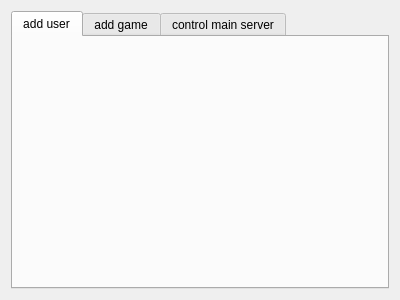
This is MainClient/gui/widgetadmin/jwidgetadmin.ui in stareven/Dlut-Game-Platform as Qt 5 draws it before an edit. The edited form follows.
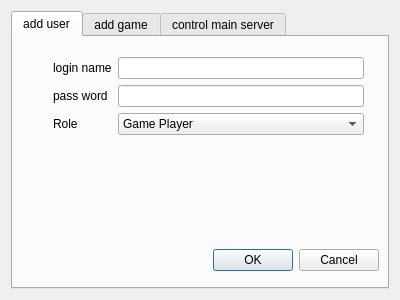
This is the edited form. The open tabs and pages were chosen to show the change.

Commit message: add "add user" in admin dialog

Patch:
```diff
--- a/MainClient/gui/widgetadmin/jwidgetadmin.ui
+++ b/MainClient/gui/widgetadmin/jwidgetadmin.ui
@@ -23,6 +23,106 @@
       <attribute name="title">
        <string>add user</string>
       </attribute>
+      <widget class="QWidget" name="formLayoutWidget">
+       <property name="geometry">
+        <rect>
+         <x>40</x>
+         <y>20</y>
+         <width>311</width>
+         <height>111</height>
+        </rect>
+       </property>
+       <layout class="QFormLayout" name="formLayout">
+        <item row="0" column="0">
+         <widget class="QLabel" name="lab_loginname">
+          <property name="text">
+           <string>login name</string>
+          </property>
+         </widget>
+        </item>
+        <item row="1" column="0">
+         <widget class="QLabel" name="lab_password">
+          <property name="text">
+           <string>pass word</string>
+          </property>
+         </widget>
+        </item>
+        <item row="2" column="0">
+         <widget class="QLabel" name="lab_role">
+          <property name="text">
+           <string>Role</string>
+          </property>
+         </widget>
+        </item>
+        <item row="0" column="1">
+         <widget class="QLineEdit" name="edt_loginname"/>
+        </item>
+        <item row="1" column="1">
+         <widget class="QLineEdit" name="edt_password"/>
+        </item>
+        <item row="2" column="1">
+         <widget class="QComboBox" name="cb_role">
+          <item>
+           <property name="text">
+            <string>Game Player</string>
+           </property>
+          </item>
+          <item>
+           <property name="text">
+            <string>Game Designer</string>
+           </property>
+          </item>
+          <item>
+           <property name="text">
+            <string>Game Server Runner</string>
+           </property>
+          </item>
+          <item>
+           <property name="text">
+            <string>Admin</string>
+           </property>
+          </item>
+          <item>
+           <property name="text">
+            <string>Root</string>
+           </property>
+          </item>
+         </widget>
+        </item>
+       </layout>
+      </widget>
+      <widget class="QLabel" name="lab_msg">
+       <property name="geometry">
+        <rect>
+         <x>40</x>
+         <y>140</y>
+         <width>311</width>
+         <height>51</height>
+        </rect>
+       </property>
+       <property name="text">
+        <string/>
+       </property>
+       <property name="alignment">
+        <set>Qt::AlignLeading|Qt::AlignLeft|Qt::AlignTop</set>
+       </property>
+       <property name="wordWrap">
+        <bool>true</bool>
+       </property>
+      </widget>
+      <widget class="QDialogButtonBox" name="buttonBox">
+       <property name="geometry">
+        <rect>
+         <x>190</x>
+         <y>210</y>
+         <width>176</width>
+         <height>27</height>
+        </rect>
+       </property>
+       <property name="standardButtons">
+        <set>QDialogButtonBox::Cancel|QDialogButtonBox::Ok</set>
+       </property>
+      </widget>
      </widget>
      <widget class="QWidget" name="tab_addgame">
       <attribute name="title">
```
Left out of the diff: 2 changed lines with no effect on the pictures. The commit also changes 16 other files.
